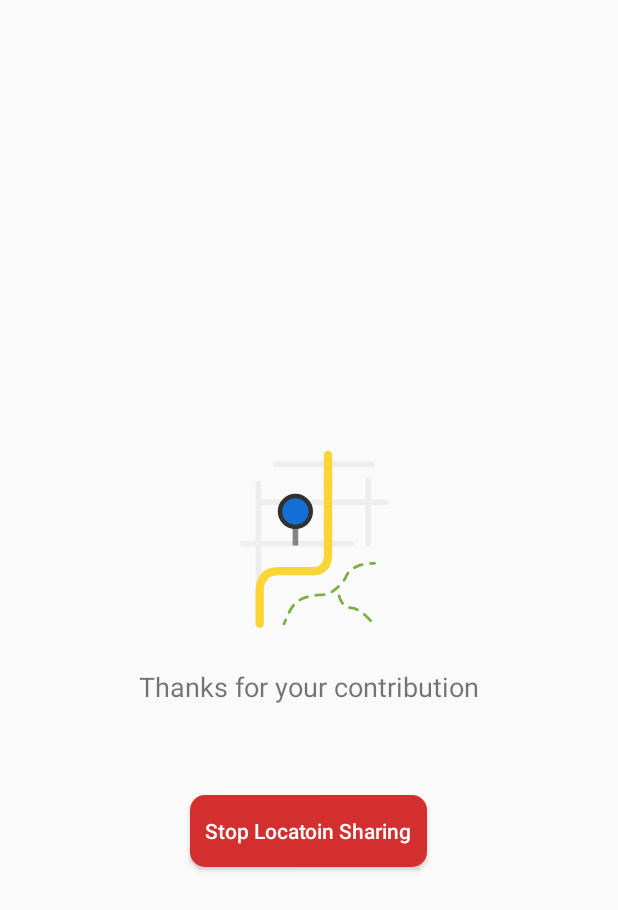
After one commit to mirarifhasan/AUSTBus, an Android app: the ShareLocationActivity screen opened directly, with no data from a screen before it, on a phone screen of 412 x 824 dp. The commit adds this screen. Shown: the top 910 px of the screen. Run offline under Robolectric (Android 15) with nearby library versions, the phone set to English and light mode, and no system bars; network calls fail.

```diff
--- a/app/src/main/AndroidManifest.xml
+++ b/app/src/main/AndroidManifest.xml
@@ -14,8 +14,9 @@
         android:roundIcon="@mipmap/ic_launcher_round"
         android:supportsRtl="true"
         android:theme="@style/AppTheme">
-        <activity android:name=".ReportActivity"></activity>
-        <activity android:name=".ShareBusActivity" />
+        <activity android:name=".ShareLocationActivity"></activity>
+        <activity android:name=".ReportActivity" />
+        <activity android:name=".BusListActivity" />
         <activity android:name=".ViewBusActivity" />
         <activity android:name=".MainActivity">
             <intent-filter>
--- /dev/null
+++ b/app/src/main/java/com/example/austbus/ShareLocationActivity.java
@@ -0,0 +1,19 @@
+package com.example.austbus;
+
+import androidx.appcompat.app.AppCompatActivity;
+
+import android.os.Bundle;
+
+import com.example.austbus.Model.Bus;
+
+public class ShareLocationActivity extends AppCompatActivity {
+
+    @Override
+    protected void onCreate(Bundle savedInstanceState) {
+        super.onCreate(savedInstanceState);
+        setContentView(R.layout.activity_share_location);
+
+        Bus bus = new Bus(getIntent().getIntExtra("busID", 0));
+
+    }
+}
--- /dev/null
+++ b/app/src/main/res/drawable/square_button_red.xml
@@ -0,0 +1,8 @@
+<?xml version="1.0" encoding="utf-8"?>
+<shape xmlns:android="http://schemas.android.com/apk/res/android"
+    android:shape="rectangle">
+
+    <solid android:color="@color/red"></solid>
+    <corners android:radius="10dp"></corners>
+
+</shape>
--- a/app/src/main/res/layout/activity_share_bus.xml
+++ b/app/src/main/res/layout/activity_bus_list.xml
@@ -5,7 +5,7 @@
     android:layout_width="match_parent"
     android:layout_height="match_parent"
     android:orientation="vertical"
-    tools:context=".ShareBusActivity">
+    tools:context=".BusListActivity">
 
     <LinearLayout
         android:id="@+id/backLinearLayout"
--- a/app/src/main/res/layout/activity_report.xml
+++ b/app/src/main/res/layout/activity_report.xml
@@ -61,7 +61,7 @@
             android:layout_width="200dp"
             android:layout_height="wrap_content"
             android:layout_marginTop="10dp"
-            android:background="@drawable/round_button"
+            android:background="@drawable/round_button_black"
             android:text="Submit"
             android:textAllCaps="false"
             android:textColor="@color/white" />
--- /dev/null
+++ b/app/src/main/res/layout/activity_share_location.xml
@@ -0,0 +1,34 @@
+<?xml version="1.0" encoding="utf-8"?>
+<LinearLayout xmlns:android="http://schemas.android.com/apk/res/android"
+    xmlns:app="http://schemas.android.com/apk/res-auto"
+    xmlns:tools="http://schemas.android.com/tools"
+    android:layout_width="match_parent"
+    android:layout_height="match_parent"
+    android:gravity="center"
+    android:orientation="vertical"
+    tools:context=".ShareLocationActivity">
+
+    <com.airbnb.lottie.LottieAnimationView
+        android:layout_width="match_parent"
+        android:layout_height="200dp"
+        app:lottie_fileName="6843-map-location.json"
+        app:lottie_loop="true"
+        app:lottie_autoPlay="true"/>
+
+    <TextView
+        android:layout_width="wrap_content"
+        android:layout_height="wrap_content"
+        android:text="Thanks for your contribution"
+        android:textSize="18dp"/>
+
+    <Button
+        android:layout_width="wrap_content"
+        android:layout_height="wrap_content"
+        android:text="Stop Locatoin Sharing"
+        android:textColor="@color/white"
+        android:textAllCaps="false"
+        android:padding="10dp"
+        android:layout_marginTop="60dp"
+        android:background="@drawable/square_button_red"/>
+
+</LinearLayout>
```
Also changed, not shown: app/build.gradle (+8 -0 lines), app/src/main/assets/6843-map-location.json (added, +1 -0 lines), app/src/main/java/com/example/austbus/BusListActivity.java (renamed from app/src/main/java/com/example/austbus/ShareBusActivity.java, +4 -9 lines), app/src/main/java/com/example/austbus/Common/Common.java (added, +40 -0 lines), app/src/main/java/com/example/austbus/Model/Bus.java (+14 -1 lines), app/src/main/java/com/example/austbus/ViewBusActivity.java (+33 -21 lines), app/src/main/java/com/example/austbus/ViewHolder/BusAdapter.java (+19 -0 lines), app/src/main/java/com/example/austbus/ViewHolder/BusViewHolder.java (+7 -0 lines), app/src/main/res/layout/share_bus_list_card.xml (+12 -1 lines), app/src/main/res/drawable/round_button_black.xml (renamed from app/src/main/res/drawable/round_button.xml).
